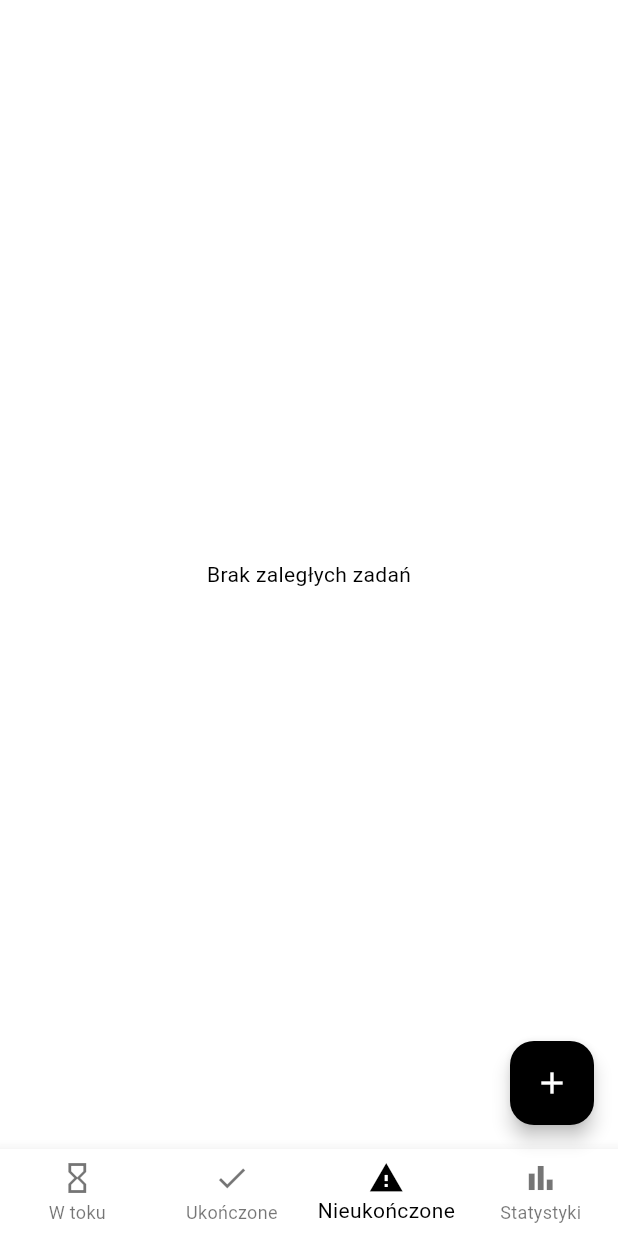
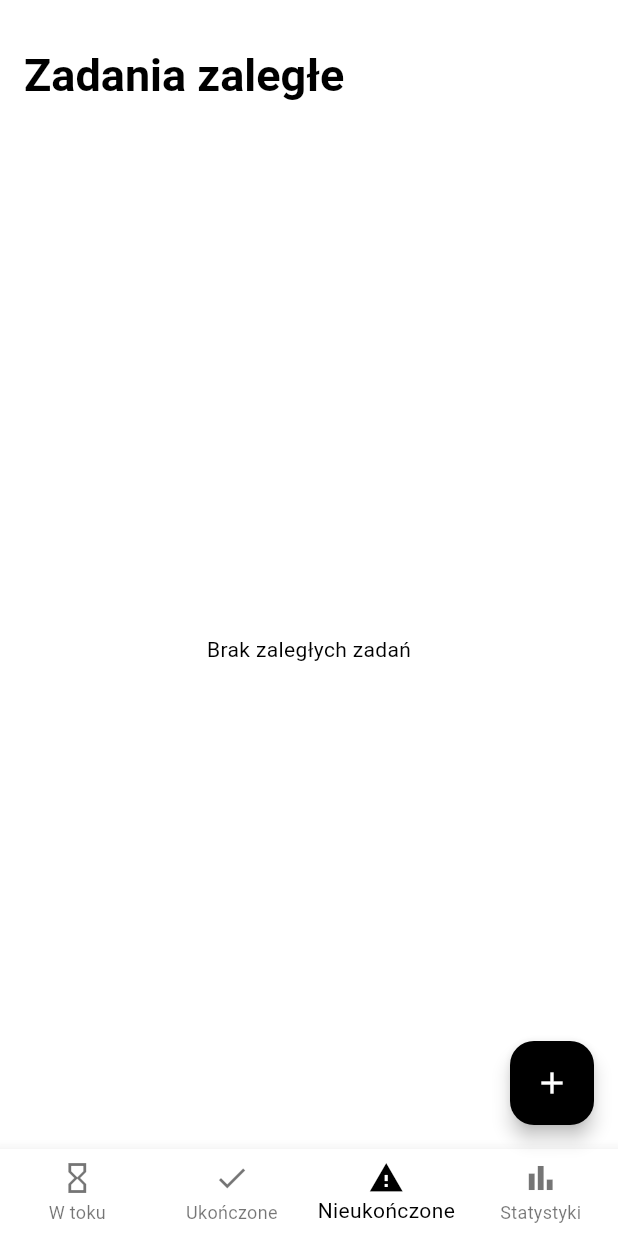
Before and after one commit to szyszoch/flutter_task_manager, a Flutter app: the screen it shows after launch, item 3 of the bottom bar chosen, on a phone screen of 412 x 824 dp. Run offline on Flutter 3.47's test engine with Material 3 defaults, Android fonts, the phone set to English and light mode, and no system bars; our stand-ins replace sqflite; accounts and stored records are empty.

Commit message:
Add headers

```diff
--- a/lib/pages/home_page.dart
+++ b/lib/pages/home_page.dart
@@ -26,6 +26,13 @@ class _HomePageState extends State<HomePage> {
     StatisticsPage(),
   ];
 
+  List<String> get _headers => [
+    'Zadania w toku',
+    'Zadania ukończone',
+    'Zadania zaległe',
+    'Statystyki',
+  ];
+
   bool get _isTaskTab => _currentIndex < 3;
 
   void _onTabTapped(int index) {
@@ -46,6 +53,7 @@ class _HomePageState extends State<HomePage> {
   @override
   Widget build(BuildContext context) {
     return Scaffold(
+      appBar: AppBar(title: Text(_headers[_currentIndex])),
       body: PageView(
         controller: _pageController,
         physics: const NeverScrollableScrollPhysics(),
```
